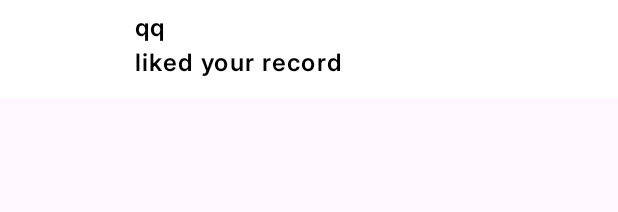
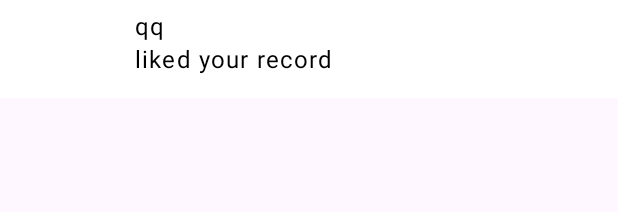
Before and after one commit to COMP90018-Software-Project/COMP90018_PulseStep, an Android app: the layout item_like.xml on its own in the app's theme, with its tools: preview values and no code run, on a phone screen of 412 x 824 dp. Shown: the top 212 px of the screen. Run offline under Robolectric (Android 15) with nearby library versions, the phone set to English and light mode, and no system bars.

```diff
--- a/PulseStepApplication/app/src/main/res/layout/item_like.xml
+++ b/PulseStepApplication/app/src/main/res/layout/item_like.xml
@@ -37,8 +37,8 @@
         android:layout_marginStart="30dp"
         android:layout_marginTop="6dp"
         android:letterSpacing="0.05"
+        android:fontFamily="sans-serif"
         android:text="qq"
-        android:fontFamily="@font/inter_semi_bold"
         android:textColor="@color/black"
         android:textSize="16sp"
         app:layout_constraintStart_toEndOf="@+id/profile_image"
@@ -51,8 +51,8 @@
         android:layout_below="@+id/userName"
         android:layout_marginStart="30dp"
         android:letterSpacing="0.05"
+        android:fontFamily="sans-serif"
         android:text="liked your record"
-        android:fontFamily="@font/inter_semi_bold"
         android:textColor="@color/black"
         android:textSize="16sp"
         app:layout_constraintStart_toEndOf="@id/profile_image"
```
Also changed, not shown: PulseStepApplication/app/src/main/java/com/example/pulsestepapplication/adapter/LikeAdapter.java (+4 -4 lines).
